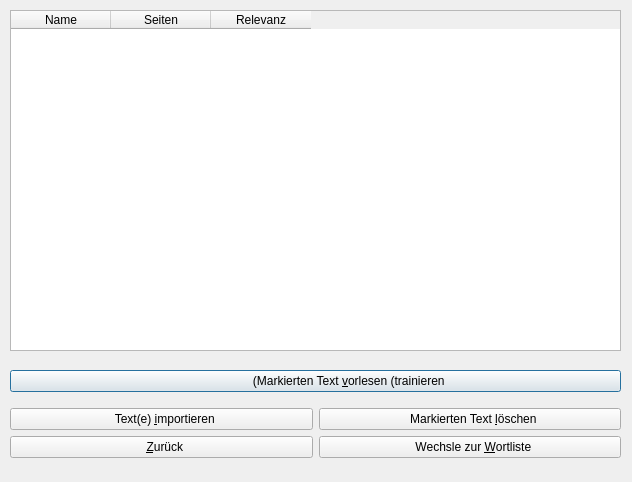
The window that ui/trainmain.ui (KDE/simon) describes before a commit, drawn with Qt 5.
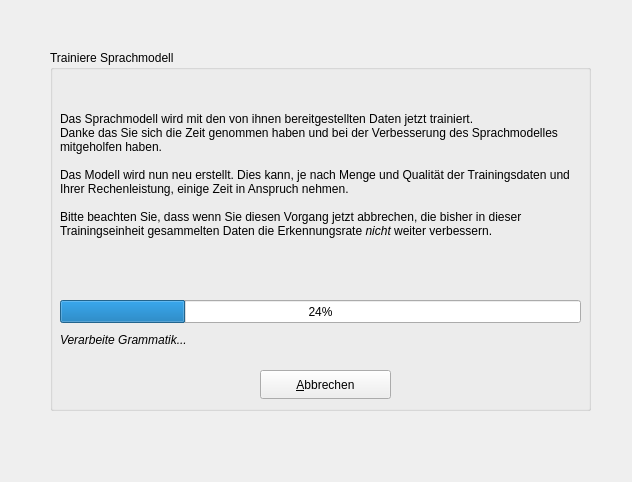
The same window after the commit. Icons and pictures are not drawn.

Diff of the .ui file:
```diff
--- a/ui/trainmain.ui
+++ b/ui/trainmain.ui
@@ -22,7 +22,7 @@
     </rect>
    </property>
    <property name="currentIndex" >
-    <number>0</number>
+    <number>2</number>
    </property>
    <widget class="QWidget" name="page" >
     <widget class="QWidget" name="verticalLayout" >
@@ -477,6 +477,98 @@
      </widget>
     </widget>
    </widget>
+   <widget class="QWidget" name="page_2" >
+    <widget class="QGroupBox" name="gbCurrentlyTraining" >
+     <property name="geometry" >
+      <rect>
+       <x>50</x>
+       <y>40</y>
+       <width>541</width>
+       <height>361</height>
+      </rect>
+     </property>
+     <property name="title" >
+      <string>Trainiere Sprachmodell</string>
+     </property>
+     <widget class="QLabel" name="lbCurrentStatus" >
+      <property name="geometry" >
+       <rect>
+        <x>10</x>
+        <y>280</y>
+        <width>521</width>
+        <height>19</height>
+       </rect>
+      </property>
+      <property name="font" >
+       <font>
+        <italic>true</italic>
+       </font>
+      </property>
+      <property name="text" >
+       <string>Verarbeite Grammatik...</string>
+      </property>
+     </widget>
+     <widget class="QLabel" name="lbProgressInfo" >
+      <property name="geometry" >
+       <rect>
+        <x>10</x>
+        <y>30</y>
+        <width>521</width>
+        <height>191</height>
+       </rect>
+      </property>
+      <property name="text" >
+       <string>&lt;html>&lt;head>&lt;meta name="qrichtext" content="1" />&lt;style type="text/css">
+p, li { white-space: pre-wrap; }
+&lt;/style>&lt;/head>&lt;body style=" font-family:'Sans Serif'; font-size:9pt; font-weight:400; font-style:normal; text-decoration:none;">
+&lt;p style=" margin-top:0px; margin-bottom:0px; margin-left:0px; margin-right:0px; -qt-block-indent:0; text-indent:0px;">Das Sprachmodell wird mit den von ihnen bereitgestellten Daten jetzt trainiert.&lt;/p>
+&lt;p style=" margin-top:0px; margin-bottom:0px; margin-left:0px; margin-right:0px; -qt-block-indent:0; text-indent:0px;">Danke das Sie sich die Zeit genommen haben und bei der Verbesserung des Sprachmodelles mitgeholfen haben.&lt;/p>
+&lt;p style="-qt-paragraph-type:empty; margin-top:0px; margin-bottom:0px; margin-left:0px; margin-right:0px; -qt-block-indent:0; text-indent:0px;">&lt;/p>
+&lt;p style=" margin-top:0px; margin-bottom:0px; margin-left:0px; margin-right:0px; -qt-block-indent:0; text-indent:0px;">Das Modell wird nun neu erstellt. Dies kann, je nach Menge und Qualität der Trainingsdaten und Ihrer Rechenleistung, einige Zeit in Anspruch nehmen.&lt;/p>
+&lt;p style="-qt-paragraph-type:empty; margin-top:0px; margin-bottom:0px; margin-left:0px; margin-right:0px; -qt-block-indent:0; text-indent:0px;">&lt;/p>
+&lt;p style=" margin-top:0px; margin-bottom:0px; margin-left:0px; margin-right:0px; -qt-block-indent:0; text-indent:0px;">Bitte beachten Sie, dass wenn Sie diesen Vorgang jetzt abbrechen, die bisher in dieser Trainingseinheit gesammelten Daten die Erkennungsrate &lt;span style=" font-style:italic;">nicht&lt;/span> weiter verbessern.&lt;/p>&lt;/body>&lt;/html></string>
+      </property>
+      <property name="wordWrap" >
+       <bool>true</bool>
+      </property>
+     </widget>
+     <widget class="QProgressBar" name="pbCompileModel" >
+      <property name="geometry" >
+       <rect>
+        <x>10</x>
+        <y>250</y>
+        <width>521</width>
+        <height>23</height>
+       </rect>
+      </property>
+      <property name="value" >
+       <number>24</number>
+      </property>
+      <property name="orientation" >
+       <enum>Qt::Horizontal</enum>
+      </property>
+     </widget>
+     <widget class="QPushButton" name="pbCancelTraining" >
+      <property name="geometry" >
+       <rect>
+        <x>210</x>
+        <y>320</y>
+        <width>131</width>
+        <height>29</height>
+       </rect>
+      </property>
+      <property name="toolTip" >
+       <string>Schließt den Dialog</string>
+      </property>
+      <property name="text" >
+       <string>&amp;Abbrechen</string>
+      </property>
+      <property name="icon" >
+       <iconset resource="../simon.qrc" >:/images/icons/emblem-unreadable.svg</iconset>
+      </property>
+     </widget>
+    </widget>
+   </widget>
   </widget>
  </widget>
  <resources>
```
